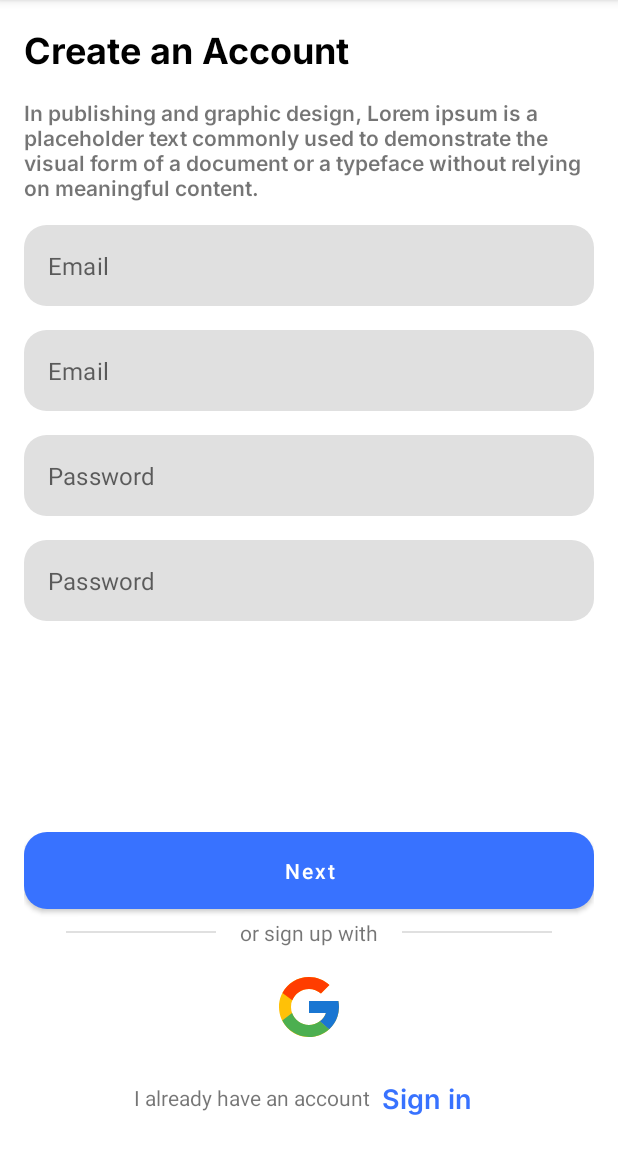
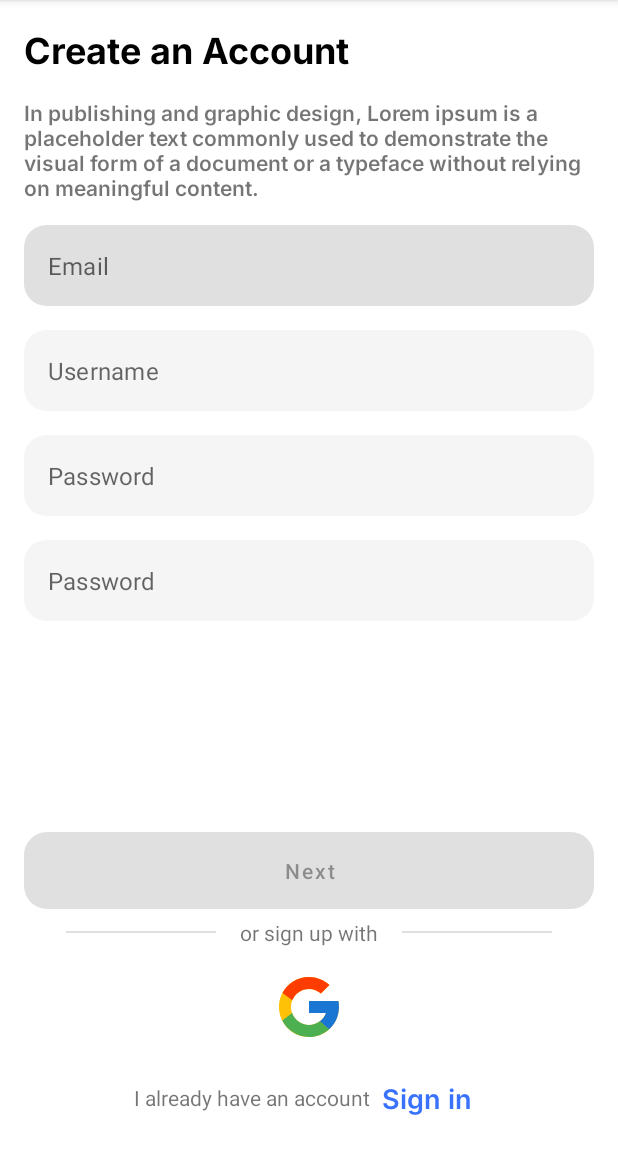
Before and after one commit to A-fauzi/ZiMovieApp, an Android app: the SignUpActivity screen opened directly, with no data from a screen before it, on a phone screen of 412 x 824 dp, the part 84-1236 px from its top. Run offline under Robolectric (Android 15) with nearby library versions, the phone set to English and light mode, and no system bars.

```diff
--- a/app/src/main/res/layout/activity_sign_up.xml
+++ b/app/src/main/res/layout/activity_sign_up.xml
@@ -74,14 +74,15 @@
             app:endIconDrawable="@drawable/ic_badge_check"
             app:endIconMode="none"
             app:endIconTint="@color/blue_ocean"
-            app:hintEnabled="false">
+            app:hintEnabled="false"
+            android:enabled="false">
 
 
             <com.google.android.material.textfield.TextInputEditText
                 android:id="@+id/et_username"
                 android:layout_width="match_parent"
                 android:layout_height="wrap_content"
-                android:hint="Email"
+                android:hint="Username"
                 android:inputType="textEmailAddress"
                 android:padding="16dp" />
 
@@ -102,7 +103,8 @@
             app:endIconDrawable="@drawable/ic_badge_check"
             app:endIconMode="none"
             app:endIconTint="@color/blue_ocean"
-            app:hintEnabled="false">
+            app:hintEnabled="false"
+            android:enabled="false">
 
 
             <com.google.android.material.textfield.TextInputEditText
@@ -130,7 +132,8 @@
             app:endIconDrawable="@drawable/ic_badge_check"
             app:endIconMode="none"
             app:endIconTint="@color/blue_ocean"
-            app:hintEnabled="false">
+            app:hintEnabled="false"
+            android:enabled="false">
 
 
             <com.google.android.material.textfield.TextInputEditText
@@ -160,7 +163,8 @@
             android:padding="@dimen/margin"
             android:text="Next"
             android:textAllCaps="false"
-            app:cornerRadius="@dimen/corner_radius_button" />
+            app:cornerRadius="@dimen/corner_radius_button"
+            android:enabled="false"/>
 
         <LinearLayout
             android:layout_width="match_parent"
```
Also changed, not shown: app/src/main/java/com/afauzi/zimovieapp/view/auth/SignUpActivity.kt (+102 -2 lines).
